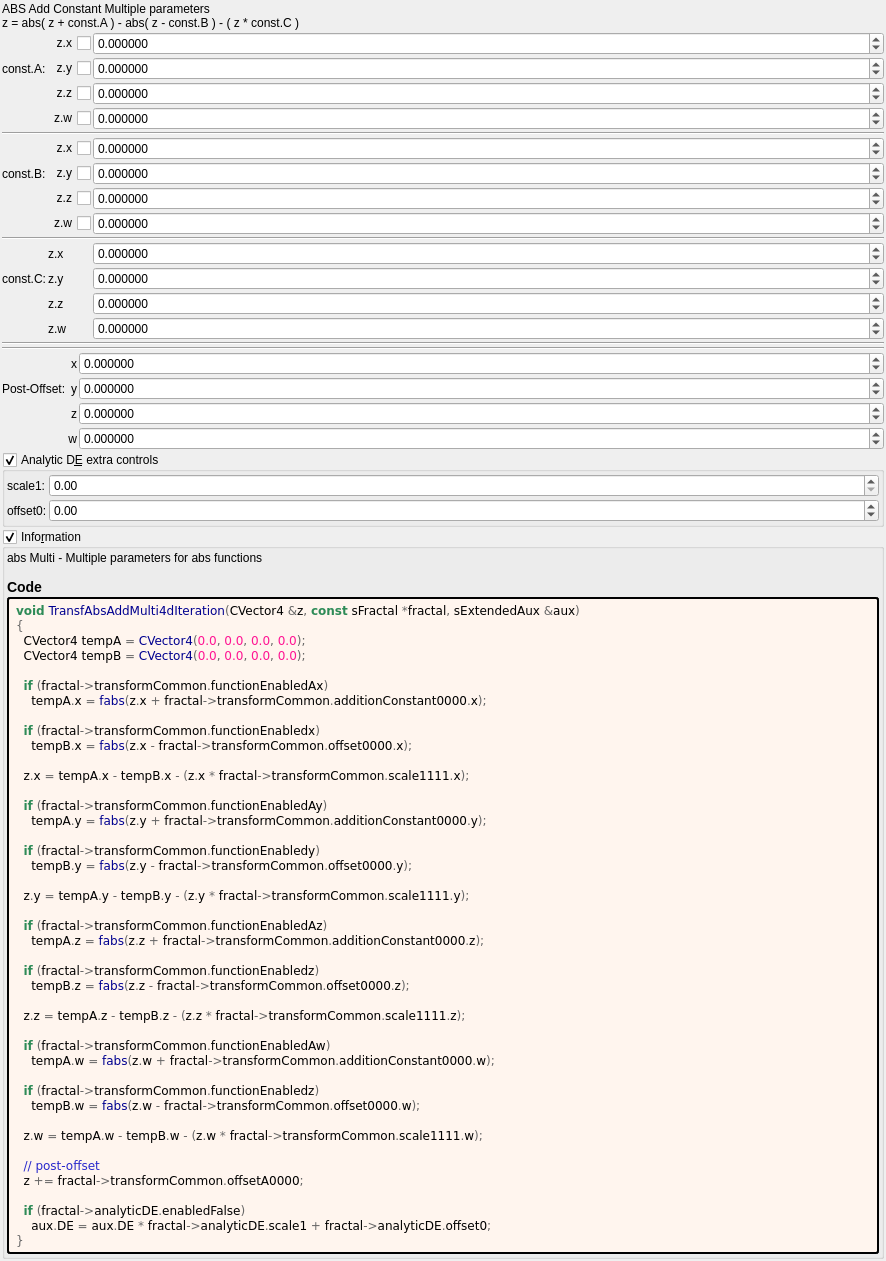
Above: mandelbulber2/formula/ui/transf_abs_add_multi4d.ui from buddhi1980/mandelbulber2 before the change. Below: the same form after it.
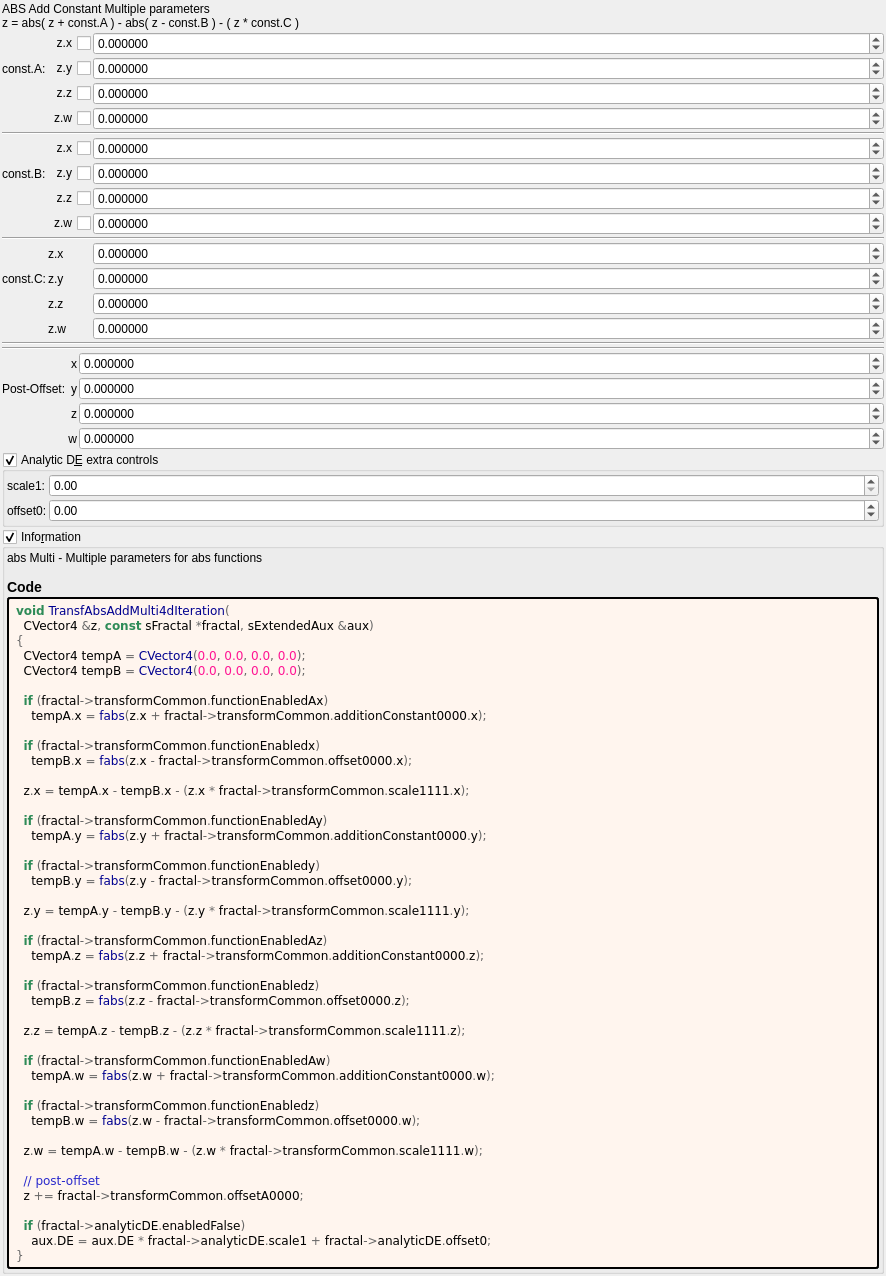
That is the form after the change. Custom widgets are drawn as their Qt base class.

What changed in the file:
```diff
--- a/mandelbulber2/formula/ui/transf_abs_add_multi4d.ui
+++ b/mandelbulber2/formula/ui/transf_abs_add_multi4d.ui
@@ -835,7 +835,8 @@
         </property>
         <property name="text">
          <string notr="true">&lt;body style=&quot;background-color:#fff5ee&quot;&gt;
-&lt;pre style=&quot;color:#000000; background-color:#fff5ee;  font-family:'Courier New',monospace;&quot;&gt;&lt;span style=&quot;color:#2e8b57; font-weight:bold&quot;&gt;void&lt;/span&gt; &lt;span style=&quot;color:#00008f&quot;&gt;TransfAbsAddMulti4dIteration&lt;/span&gt;&lt;span style=&quot;color:#676767&quot;&gt;(&lt;/span&gt;CVector4 &lt;span style=&quot;color:#676767&quot;&gt;&amp;amp;&lt;/span&gt;z&lt;span style=&quot;color:#676767&quot;&gt;,&lt;/span&gt; &lt;span style=&quot;color:#2e8b57; font-weight:bold&quot;&gt;const&lt;/span&gt; sFractal &lt;span style=&quot;color:#676767&quot;&gt;*&lt;/span&gt;fractal&lt;span style=&quot;color:#676767&quot;&gt;,&lt;/span&gt; sExtendedAux &lt;span style=&quot;color:#676767&quot;&gt;&amp;amp;&lt;/span&gt;aux&lt;span style=&quot;color:#676767&quot;&gt;)&lt;/span&gt;
+&lt;pre style=&quot;color:#000000; background-color:#fff5ee;  font-family:'Courier New',monospace;&quot;&gt;&lt;span style=&quot;color:#2e8b57; font-weight:bold&quot;&gt;void&lt;/span&gt; &lt;span style=&quot;color:#00008f&quot;&gt;TransfAbsAddMulti4dIteration&lt;/span&gt;&lt;span style=&quot;color:#676767&quot;&gt;(&lt;/span&gt;
+  CVector4 &lt;span style=&quot;color:#676767&quot;&gt;&amp;amp;&lt;/span&gt;z&lt;span style=&quot;color:#676767&quot;&gt;,&lt;/span&gt; &lt;span style=&quot;color:#2e8b57; font-weight:bold&quot;&gt;const&lt;/span&gt; sFractal &lt;span style=&quot;color:#676767&quot;&gt;*&lt;/span&gt;fractal&lt;span style=&quot;color:#676767&quot;&gt;,&lt;/span&gt; sExtendedAux &lt;span style=&quot;color:#676767&quot;&gt;&amp;amp;&lt;/span&gt;aux&lt;span style=&quot;color:#676767&quot;&gt;)&lt;/span&gt;
 &lt;span style=&quot;color:#676767&quot;&gt;{&lt;/span&gt;
   CVector4 tempA &lt;span style=&quot;color:#676767&quot;&gt;=&lt;/span&gt; &lt;span style=&quot;color:#00008f&quot;&gt;CVector4&lt;/span&gt;&lt;span style=&quot;color:#676767&quot;&gt;(&lt;/span&gt;&lt;span style=&quot;color:#ff1493&quot;&gt;0.0&lt;/span&gt;&lt;span style=&quot;color:#676767&quot;&gt;,&lt;/span&gt; &lt;span style=&quot;color:#ff1493&quot;&gt;0.0&lt;/span&gt;&lt;span style=&quot;color:#676767&quot;&gt;,&lt;/span&gt; &lt;span style=&quot;color:#ff1493&quot;&gt;0.0&lt;/span&gt;&lt;span style=&quot;color:#676767&quot;&gt;,&lt;/span&gt; &lt;span style=&quot;color:#ff1493&quot;&gt;0.0&lt;/span&gt;&lt;span style=&quot;color:#676767&quot;&gt;);&lt;/span&gt;
   CVector4 tempB &lt;span style=&quot;color:#676767&quot;&gt;=&lt;/span&gt; &lt;span style=&quot;color:#00008f&quot;&gt;CVector4&lt;/span&gt;&lt;span style=&quot;color:#676767&quot;&gt;(&lt;/span&gt;&lt;span style=&quot;color:#ff1493&quot;&gt;0.0&lt;/span&gt;&lt;span style=&quot;color:#676767&quot;&gt;,&lt;/span&gt; &lt;span style=&quot;color:#ff1493&quot;&gt;0.0&lt;/span&gt;&lt;span style=&quot;color:#676767&quot;&gt;,&lt;/span&gt; &lt;span style=&quot;color:#ff1493&quot;&gt;0.0&lt;/span&gt;&lt;span style=&quot;color:#676767&quot;&gt;,&lt;/span&gt; &lt;span style=&quot;color:#ff1493&quot;&gt;0.0&lt;/span&gt;&lt;span style=&quot;color:#676767&quot;&gt;);&lt;/span&gt;
```
